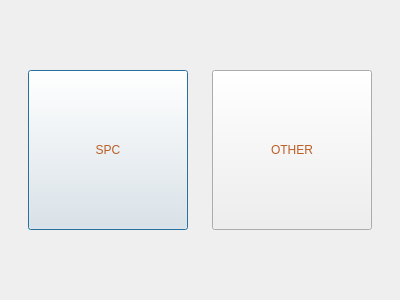
Qt form createtab/dialog.ui (wangxu989/QTcheck-worker) before a commit.
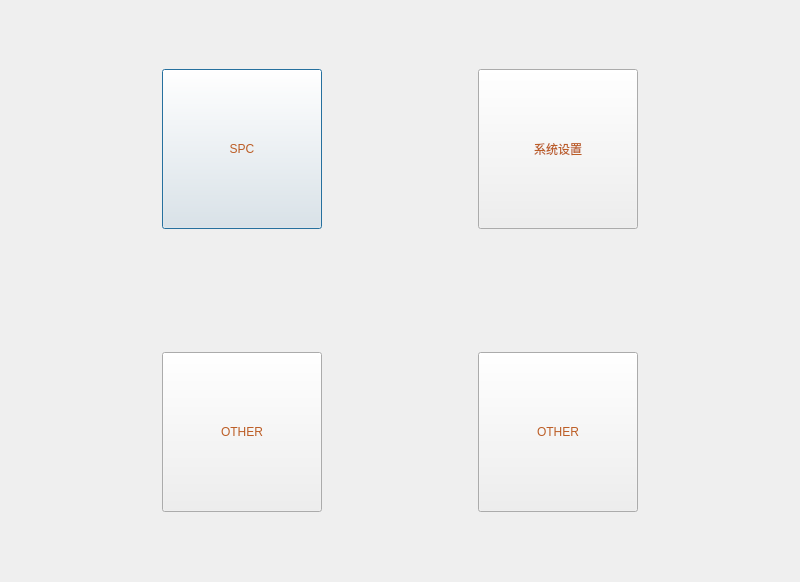
The same form after that commit.

Diff of the .ui file:
```diff
--- a/createtab/dialog.ui
+++ b/createtab/dialog.ui
@@ -6,16 +6,16 @@
    <rect>
     <x>0</x>
     <y>0</y>
-    <width>400</width>
-    <height>300</height>
+    <width>800</width>
+    <height>480</height>
    </rect>
   </property>
   <property name="windowTitle">
    <string>Dialog</string>
   </property>
-  <layout class="QHBoxLayout" name="horizontalLayout_2">
+  <layout class="QVBoxLayout" name="verticalLayout_2">
    <item>
-    <layout class="QHBoxLayout" name="horizontalLayout" stretch="1,1,1,1,1">
+    <layout class="QHBoxLayout" name="horizontalLayout">
      <item>
       <spacer name="horizontalSpacer">
        <property name="orientation">
@@ -23,8 +23,8 @@
        </property>
        <property name="sizeHint" stdset="0">
         <size>
-         <width>40</width>
-         <height>20</height>
+         <width>13</width>
+         <height>277</height>
         </size>
        </property>
       </spacer>
@@ -74,8 +74,8 @@
        </property>
        <property name="sizeHint" stdset="0">
         <size>
-         <width>40</width>
-         <height>20</height>
+         <width>13</width>
+         <height>277</height>
         </size>
        </property>
       </spacer>
@@ -94,12 +94,18 @@
          <height>160</height>
         </size>
        </property>
+       <property name="maximumSize">
+        <size>
+         <width>160</width>
+         <height>160</height>
+        </size>
+       </property>
        <property name="styleSheet">
         <string notr="true">font: 57 32pt &quot;Ubuntu&quot;;
 color:rgb(188, 93, 37);</string>
        </property>
        <property name="text">
-        <string>OTHER</string>
+        <string>系统设置</string>
        </property>
        <property name="iconSize">
         <size>
@@ -116,8 +122,124 @@
        </property>
        <property name="sizeHint" stdset="0">
         <size>
-         <width>40</width>
-         <height>20</height>
+         <width>13</width>
+         <height>277</height>
+        </size>
+       </property>
+      </spacer>
+     </item>
+    </layout>
+   </item>
+   <item>
+    <layout class="QHBoxLayout" name="horizontalLayout_5">
+     <item>
+      <spacer name="horizontalSpacer_10">
+       <property name="orientation">
+        <enum>Qt::Horizontal</enum>
+       </property>
+       <property name="sizeHint" stdset="0">
+        <size>
+         <width>13</width>
+         <height>277</height>
+        </size>
+       </property>
+      </spacer>
+     </item>
+     <item>
+      <widget class="QPushButton" name="pushButton_7">
+       <property name="enabled">
+        <bool>true</bool>
+       </property>
+       <property name="sizePolicy">
+        <sizepolicy hsizetype="Fixed" vsizetype="Fixed">
+         <horstretch>0</horstretch>
+         <verstretch>0</verstretch>
+        </sizepolicy>
+       </property>
+       <property name="minimumSize">
+        <size>
+         <width>160</width>
+         <height>160</height>
+        </size>
+       </property>
+       <property name="sizeIncrement">
+        <size>
+         <width>0</width>
+         <height>0</height>
+        </size>
+       </property>
+       <property name="styleSheet">
+        <string notr="true">color:rgb(188, 93, 37);
+font: 57 28pt &quot;Ubuntu&quot;;</string>
+       </property>
+       <property name="text">
+        <string>OTHER</string>
+       </property>
+       <property name="iconSize">
+        <size>
+         <width>80</width>
+         <height>80</height>
+        </size>
+       </property>
+      </widget>
+     </item>
+     <item>
+      <spacer name="horizontalSpacer_11">
+       <property name="orientation">
+        <enum>Qt::Horizontal</enum>
+       </property>
+       <property name="sizeHint" stdset="0">
+        <size>
+         <width>13</width>
+         <height>277</height>
+        </size>
+       </property>
+      </spacer>
+     </item>
+     <item>
+      <widget class="QPushButton" name="pushButton_8">
+       <property name="sizePolicy">
+        <sizepolicy hsizetype="Fixed" vsizetype="Fixed">
+         <horstretch>0</horstretch>
+         <verstretch>0</verstretch>
+        </sizepolicy>
+       </property>
+       <property name="minimumSize">
+        <size>
+         <width>160</width>
+         <height>160</height>
+        </size>
+       </property>
+       <property name="maximumSize">
+        <size>
+         <width>160</width>
+         <height>160</height>
+        </size>
+       </property>
+       <property name="styleSheet">
+        <string notr="true">font: 57 32pt &quot;Ubuntu&quot;;
+color:rgb(188, 93, 37);</string>
+       </property>
+       <property name="text">
+        <string>OTHER</string>
+       </property>
+       <property name="iconSize">
+        <size>
+         <width>80</width>
+         <height>80</height>
+        </size>
+       </property>
+      </widget>
+     </item>
+     <item>
+      <spacer name="horizontalSpacer_12">
+       <property name="orientation">
+        <enum>Qt::Horizontal</enum>
+       </property>
+       <property name="sizeHint" stdset="0">
+        <size>
+         <width>13</width>
+         <height>277</height>
         </size>
        </property>
       </spacer>
```
Left out of the diff: 2 changed lines with no effect on the pictures.
